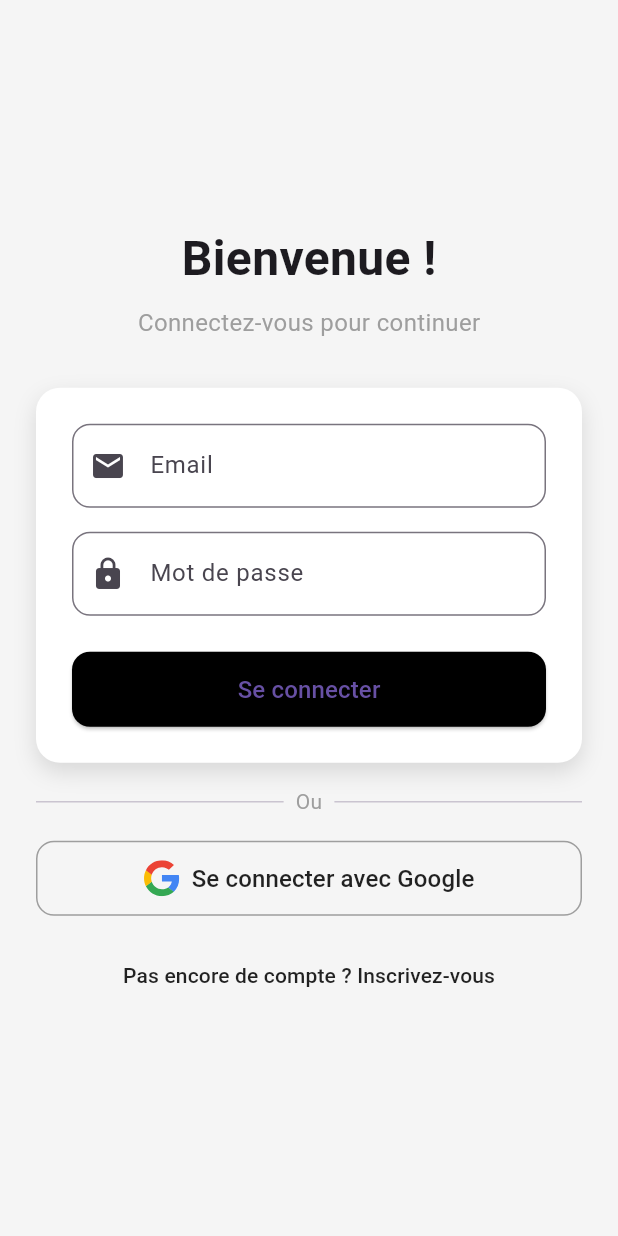
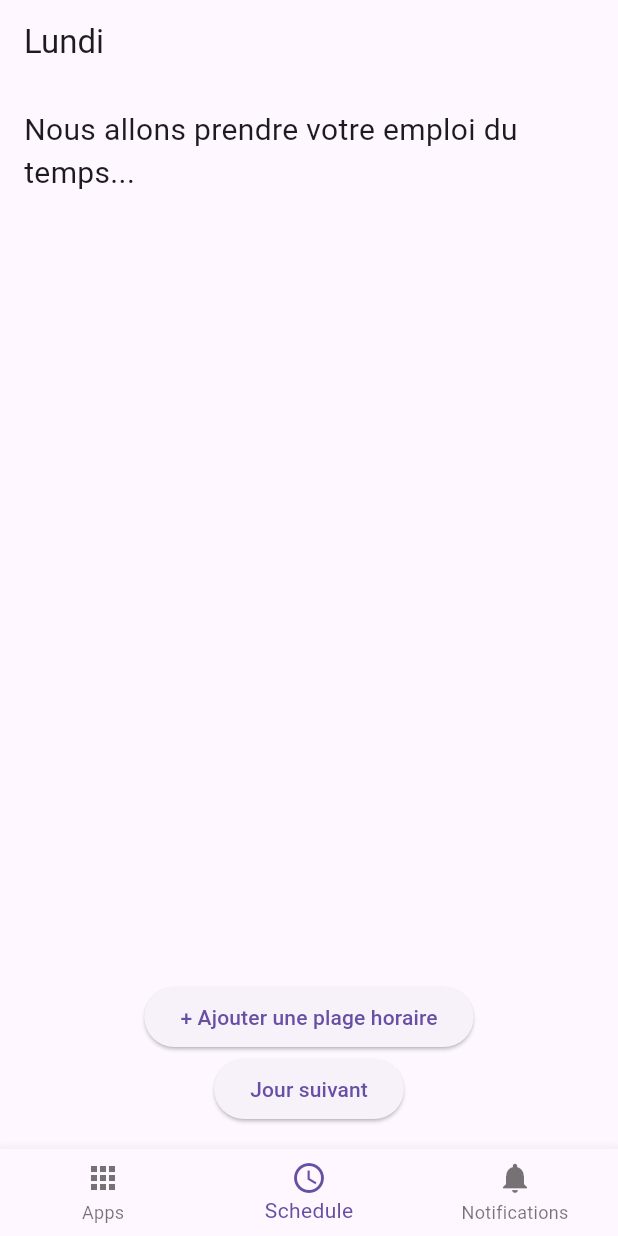
Before and after one commit to Fresnelakan/Lead, a Flutter app: the screen it shows after launch, after a tap on "Ignorer", after a tap on "Se connecter", on a phone screen of 412 x 824 dp. Run offline on Flutter 3.47's test engine with Material 3 defaults, Android fonts, the light colour scheme and no system bars; our stand-ins replace flutter_svg, shared_preferences.

Commit message:
Marzouk-pull

```diff
--- /dev/null
+++ b/lib/apps_page.dart
@@ -0,0 +1,13 @@
+import 'package:flutter/material.dart';
+
+class AppsPage extends StatelessWidget {
+  const AppsPage({super.key});
+
+  @override
+  Widget build(BuildContext context) {
+    return Scaffold(
+      appBar: AppBar(title: const Text('Applications')),
+      body: const Center(child: Text('Page des applications')),
+    );
+  }
+}
--- a/lib/home_page.dart
+++ b/lib/home_page.dart
@@ -1,12 +1,198 @@
 import 'package:flutter/material.dart';
+import 'apps_page.dart';
+import 'notifications_page.dart';
 
-class HomePage extends StatelessWidget {
+
+class HomePage extends StatefulWidget {
   const HomePage({super.key});
+
+  @override
+  State<HomePage> createState() => _HomePageState();
+}
+
+class _HomePageState extends State<HomePage> {
+  int _currentIndex = 1; // Index par défaut pour Schedule
+  final List<Widget> _pages = [
+    const AppsPage(),
+    const TimetableSetupScreen(), // Écran principal de saisie
+    const NotificationsPage(),
+  ];
 
   @override
   Widget build(BuildContext context) {
     return Scaffold(
-      body: Center(child: Text("Bienvenue à la Home Page")),
+      body: IndexedStack(
+        index: _currentIndex,
+        children: _pages,
+      ),
+      bottomNavigationBar: BottomNavigationBar(
+        currentIndex: _currentIndex,
+        onTap: (index) => setState(() => _currentIndex = index),
+        items: const [
+          BottomNavigationBarItem(
+            icon: Icon(Icons.apps),
+            label: 'Apps',
+          ),
+          BottomNavigationBarItem(
+            icon: Icon(Icons.schedule),
+            label: 'Schedule',
+          ),
+          BottomNavigationBarItem(
+            icon: Icon(Icons.notifications),
+            label: 'Notifications',
+          ),
+        ],
+      ),
     );
   }
 }
+
+class TimetableSetupScreen extends StatefulWidget {
+  const TimetableSetupScreen({super.key});
+
+  @override
+  State<TimetableSetupScreen> createState() => _TimetableSetupScreenState();
+}
+
+class _TimetableSetupScreenState extends State<TimetableSetupScreen> {
+  final List<String> _days = ['Lundi', 'Mardi', 'Mercredi', 'Jeudi', 'Vendredi', 'Samedi'];
+  int _currentDayIndex = 0;
+  final List<List<TimeSlot>> _timeSlots = List.generate(6, (_) => []);
+
+  void _addTimeSlot() {
+    setState(() {
+      _timeSlots[_currentDayIndex].add(TimeSlot());
+    });
+  }
+
+  void _nextDay() {
+    if (_currentDayIndex < _days.length - 1) {
+      setState(() => _currentDayIndex++);
+    } else {
+      Navigator.pushReplacement(
+        context,
+        MaterialPageRoute(builder: (_) => const TimetableViewScreen()),
+      );
+    }
+  }
+
+  @override
+  Widget build(BuildContext context) {
+    return Scaffold(
+      appBar: AppBar(title: Text(_days[_currentDayIndex])),
+      body: Padding(
+        padding: const EdgeInsets.all(16.0),
+        child: Column(
+          children: [
+            const Text("Nous allons prendre votre emploi du temps...",
+              style: TextStyle(fontSize: 20)),
+            Expanded(
+              child: ListView.builder(
+                itemCount: _timeSlots[_currentDayIndex].length,
+                itemBuilder: (context, index) => TimeSlotEntry(
+                  timeSlot: _timeSlots[_currentDayIndex][index],
+                ),
+              ),
+            ),
+            ElevatedButton(
+              onPressed: _addTimeSlot,
+              child: const Text("+ Ajouter une plage horaire"),
+            ),
+            ElevatedButton(
+              onPressed: _nextDay,
+              child: Text(_currentDayIndex == _days.length - 1
+                  ? "Terminer"
+                  : "Jour suivant"),
+            ),
+          ],
+        ),
+      ),
+    );
+  }
+}
+
+class TimeSlot {
+  TimeOfDay startTime = TimeOfDay.now();
+  TimeOfDay endTime = TimeOfDay.now();
+  String activity = '';
+}
+
+class TimeSlotEntry extends StatefulWidget {
+  final TimeSlot timeSlot;
+
+  const TimeSlotEntry({super.key, required this.timeSlot});
+
+  @override
+  State<TimeSlotEntry> createState() => _TimeSlotEntryState();
+}
+
+class _TimeSlotEntryState extends State<TimeSlotEntry> {
+  @override
+  Widget build(BuildContext context) {
+    return Card(
+      child: Padding(
+        padding: const EdgeInsets.all(8.0),
+        child: Column(
+          children: [
+            Row(
+              children: [
+                const Text("De :"),
+                TextButton(
+                  child: Text(widget.timeSlot.startTime.format(context)),
+                  onPressed: () async {
+                    final time = await showTimePicker(
+                      context: context,
+                      initialTime: widget.timeSlot.startTime,
+                    );
+                    if (time != null) setState(() => widget.timeSlot.startTime = time);
+                  },
+                ),
+                const Text("À :"),
+                TextButton(
+                  child: Text(widget.timeSlot.endTime.format(context)),
+                  onPressed: () async {
+                    final time = await showTimePicker(
+                      context: context,
+                      initialTime: widget.timeSlot.endTime,
+                    );
+                    if (time != null) setState(() => widget.timeSlot.endTime = time);
+                  },
+                ),
+              ],
+            ),
+            TextField(
+              decoration: const InputDecoration(labelText: "Activité"),
+              onChanged: (value) => widget.timeSlot.activity = value,
+            ),
+          ],
+        ),
+      ),
+    );
+  }
+}
+
+class TimetableViewScreen extends StatelessWidget {
+  const TimetableViewScreen({super.key});
+
+  @override
+  Widget build(BuildContext context) {
+    return Scaffold(
+      appBar: AppBar(title: const Text("Emploi du temps")),
+      body: SingleChildScrollView(
+        scrollDirection: Axis.horizontal,
+        child: DataTable(
+          columns: const [
+            DataColumn(label: Text('Heure')),
+            DataColumn(label: Text('Lundi')),
+            DataColumn(label: Text('Mardi')),
+            DataColumn(label: Text('Mercredi')),
+            DataColumn(label: Text('Jeudi')),
+            DataColumn(label: Text('Vendredi')),
+            DataColumn(label: Text('Samedi')),
+          ],
+          rows: const [], // À remplir avec les données
+        ),
+      ),
+    );
+  }
+}
--- a/lib/login_page.dart
+++ b/lib/login_page.dart
@@ -1,5 +1,6 @@
 import 'package:flutter/material.dart';
 import 'package:flutter_svg/flutter_svg.dart'; // Pour l'icône Google
+import "home_page.dart";
 
 class LoginPage extends StatelessWidget {
   final VoidCallback onToggle;
@@ -16,20 +17,19 @@ class LoginPage extends StatelessWidget {
           child: Column(
             mainAxisAlignment: MainAxisAlignment.center,
             children: [
-              const Text(
-                "Bienvenue !",
-                style: TextStyle(
-                  fontSize: 32,
-                  fontWeight: FontWeight.bold,
+              const Align(
+                alignment: Alignment.center,
+                child: Text(
+                  "Heureux de vous revoir !",
+                  textAlign: TextAlign.center, // Assurez-vous que le texte est bien centré
+                  style: TextStyle(fontSize: 32, fontWeight: FontWeight.bold),
                 ),
               ),
+
               const SizedBox(height: 8),
               const Text(
                 "Connectez-vous pour continuer",
-                style: TextStyle(
-                  fontSize: 16,
-                  color: Colors.grey,
-                ),
+                style: TextStyle(fontSize: 16, color: Colors.grey),
               ),
               const SizedBox(height: 32),
 
@@ -74,7 +74,6 @@ class LoginPage extends StatelessWidget {
                     ),
                     const SizedBox(height: 24),
 
-
                     // Bouton connexion
                     SizedBox(
                       width: double.infinity,
@@ -84,14 +83,21 @@ class LoginPage extends StatelessWidget {
                           backgroundColor: Colors.black,
                           shape: RoundedRectangleBorder(
                             borderRadius: BorderRadius.circular(12),
+                          ),
                         ),
-                        ),
+                        //***************************************************** */
                         onPressed: () {
-                          // logique de connexion
+                          Navigator.pushReplacement(
+                            context,
+                            MaterialPageRoute(
+                              builder: (context) => const HomePage(),
+                            ),
+                          );
                         },
+                        //***************************************************** */
                         child: const Text(
                           "Se connecter",
-                          style: TextStyle(fontSize: 16),
+                          style: TextStyle(fontSize: 16, color: Color.fromARGB(225, 255, 255, 255)),
                         ),
                       ),
                     ),
@@ -140,10 +146,7 @@ class LoginPage extends StatelessWidget {
                       const SizedBox(width: 8),
                       const Text(
                         "Se connecter avec Google",
-                        style: TextStyle(
-                          fontSize: 16,
-                          color: Colors.black87,
-                        ),
+                        style: TextStyle(fontSize: 16, color: Colors.black87),
                       ),
                     ],
                   ),
--- /dev/null
+++ b/lib/notifications_page.dart
@@ -0,0 +1,13 @@
+import 'package:flutter/material.dart';
+
+class NotificationsPage extends StatelessWidget {
+  const NotificationsPage({super.key});
+
+  @override
+  Widget build(BuildContext context) {
+    return Scaffold(
+      appBar: AppBar(title: const Text('Notifications')),
+      body: const Center(child: Text('Page des notifications')),
+    );
+  }
+}
--- a/lib/register_page.dart
+++ b/lib/register_page.dart
@@ -103,7 +103,7 @@ class RegisterPage extends StatelessWidget {
                         },
                         child: const Text(
                           "Créer un compte",
-                          style: TextStyle(fontSize: 16),
+                          style: TextStyle(fontSize: 16, color: Color.fromARGB(225, 255, 255, 255)),
                         ),
                       ),
                     ),
```
Also changed, not shown: lib/schedule_page.dart (added, +13 -0 lines).
